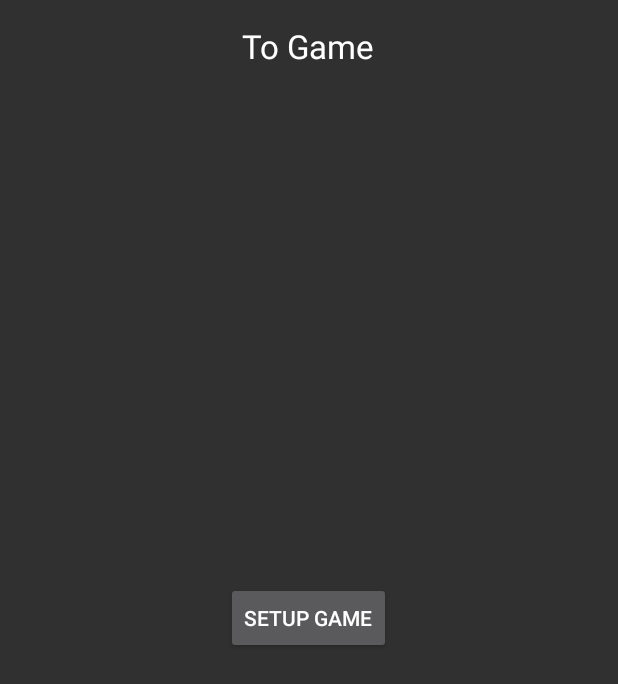
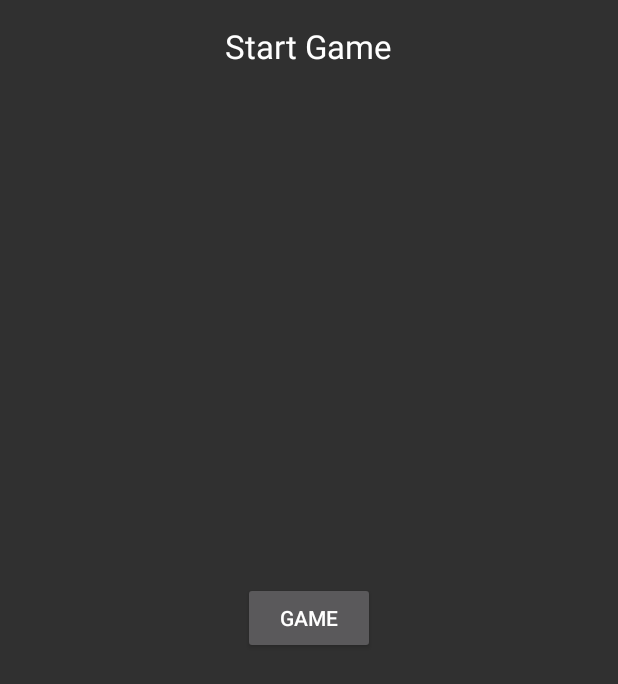
Before and after one commit to henricozondag/RiskElite, an Android app: the screen it shows after launch (ToGame before the commit, StartGame after it), after a tap on "PLAY GAME", on a phone screen of 412 x 824 dp. Shown: the top 684 px of the screen. Run offline under Robolectric (Android 15) with nearby library versions, the phone set to English and light mode, and no system bars.

Commit message:
Bijgewerkt naar V5

```diff
--- a/app/src/main/AndroidManifest.xml
+++ b/app/src/main/AndroidManifest.xml
@@ -17,11 +17,8 @@
         </activity>
         <activity android:name=".Menu" />
         <activity android:name=".Settings" />
-        <activity android:name=".ToGame" />
-        <activity android:name=".SetupGame" />
         <activity android:name=".StartGame" />
         <activity android:name=".Game" />
-        <activity android:name=".EndGame" />
         <activity android:name=".HighScore" />
         <activity android:name=".PreMove" />
         <activity android:name=".EndMove" />
@@ -31,7 +28,7 @@
         <activity android:name=".PlayerDetails" />
         <activity android:name=".MoveAction" />
         <activity android:name=".MoveActionResult" />
-        <activity android:name=".MapScreen"></activity>
+        <activity android:name=".MapScreen" />
     </application>
 
 </manifest>
--- a/app/src/main/java/mamahetogames/riskelite/Game.java
+++ b/app/src/main/java/mamahetogames/riskelite/Game.java
@@ -15,8 +15,6 @@ public class Game extends AppCompatActivity  implements View.OnClickListener {
 
         Button buttonPreMove = (Button) findViewById(R.id.buttonPreMove);
         buttonPreMove.setOnClickListener(this);
-        Button buttonEndGame = (Button) findViewById(R.id.buttonEndGame);
-        buttonEndGame.setOnClickListener(this);
     }
 
     @Override
@@ -27,10 +25,6 @@ public class Game extends AppCompatActivity  implements View.OnClickListener {
                 i = new Intent(this, PreMove.class);
                 startActivity(i);
                 break;
-            case R.id.buttonEndGame:
-                i = new Intent(this, EndGame.class);
-                startActivity(i);
-                break;
         }
     }
 }
--- a/app/src/main/java/mamahetogames/riskelite/Menu.java
+++ b/app/src/main/java/mamahetogames/riskelite/Menu.java
@@ -36,7 +36,7 @@ public class Menu extends AppCompatActivity implements View.OnClickListener {
                 startActivity(i);
                 break;
             case R.id.buttonToGame:
-                i = new Intent(this, ToGame.class);
+                i = new Intent(this, StartGame.class);
                 startActivity(i);
                 break;
             case R.id.buttonMovePhase1:
--- a/app/src/main/java/mamahetogames/riskelite/PreMove.java
+++ b/app/src/main/java/mamahetogames/riskelite/PreMove.java
@@ -13,8 +13,6 @@ public class PreMove extends AppCompatActivity  implements View.OnClickListener
         super.onCreate(savedInstanceState);
         setContentView(R.layout.activity_pre_move);
 
-        Button buttonGame = (Button) findViewById(R.id.buttonGame);
-        buttonGame.setOnClickListener(this);
         Button buttonMovePhase1 = (Button) findViewById(R.id.buttonMovePhase1);
         buttonMovePhase1.setOnClickListener(this);
     }
@@ -23,10 +21,6 @@ public class PreMove extends AppCompatActivity  implements View.OnClickListener
     public void onClick(View v) {
         Intent i;
         switch (v.getId()) {
-            case R.id.buttonGame:
-                i = new Intent(this, Game.class);
-                startActivity(i);
-                break;
             case R.id.buttonMovePhase1:
                 i = new Intent(this, MovePhase1.class);
                 // Bundle toevoegen aan startActivity zodat de MovePhase1 ook weet hoeveel legers er te plaatsen zijn.
--- a/app/src/main/java/mamahetogames/riskelite/ToGame.java
+++ /dev/null
@@ -1,31 +0,0 @@
-package mamahetogames.riskelite;
-
-import android.content.Intent;
-import android.support.v7.app.AppCompatActivity;
-import android.os.Bundle;
-import android.view.View;
-import android.widget.Button;
-
-public class ToGame extends AppCompatActivity  implements View.OnClickListener {
-
-    @Override
-    protected void onCreate(Bundle savedInstanceState) {
-        super.onCreate(savedInstanceState);
-        setContentView(R.layout.activity_to_game);
-
-
-        Button buttonSetupGame = (Button) findViewById(R.id.buttonSetupGame);
-        buttonSetupGame.setOnClickListener(this);
-    }
-
-    @Override
-    public void onClick(View v) {
-        Intent i;
-        switch (v.getId()) {
-            case R.id.buttonSetupGame:
-                i = new Intent(this, SetupGame.class);
-                startActivity(i);
-                break;
-        }
-    }
-}
--- a/app/src/main/res/layout/activity_to_game.xml
+++ /dev/null
@@ -1,28 +0,0 @@
-<?xml version="1.0" encoding="utf-8"?>
-<RelativeLayout xmlns:android="http://schemas.android.com/apk/res/android"
-    xmlns:tools="http://schemas.android.com/tools"
-    android:layout_width="match_parent"
-    android:layout_height="match_parent"
-    android:paddingBottom="@dimen/activity_vertical_margin"
-    android:paddingLeft="@dimen/activity_horizontal_margin"
-    android:paddingRight="@dimen/activity_horizontal_margin"
-    android:paddingTop="@dimen/activity_vertical_margin"
-    tools:context="mamahetogames.riskelite.ToGame">
-
-    <TextView
-        android:layout_width="wrap_content"
-        android:layout_height="wrap_content"
-        android:textAppearance="?android:attr/textAppearanceLarge"
-        android:text="To Game"
-        android:id="@+id/textViewToGame"
-        android:layout_alignParentTop="true"
-        android:layout_centerHorizontal="true" />
-
-    <Button
-        android:layout_width="wrap_content"
-        android:layout_height="wrap_content"
-        android:text="Setup Game"
-        android:id="@+id/buttonSetupGame"
-        android:layout_centerVertical="true"
-        android:layout_centerHorizontal="true" />
-</RelativeLayout>
```
Also changed, not shown: app/src/main/java/mamahetogames/riskelite/EndGame.java (deleted, +0 -30 lines), app/src/main/java/mamahetogames/riskelite/SetupGame.java (deleted, +0 -30 lines), app/src/main/res/layout/activity_end_game.xml (deleted, +0 -28 lines), app/src/main/res/layout/activity_game.xml (+2 -10 lines), app/src/main/res/layout/activity_pre_move.xml (+2 -10 lines), app/src/main/res/layout/activity_setup_game.xml (deleted, +0 -28 lines).
